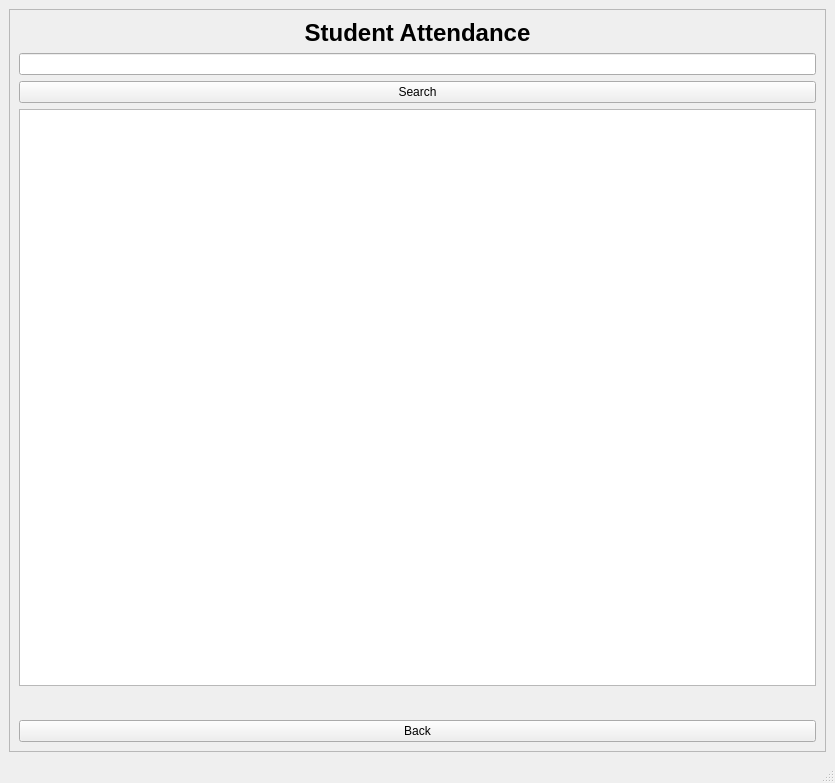
Qt form App/ui/viewAttendance.ui (yonycherkos/automatic-classroom-attendance-system) before a commit.
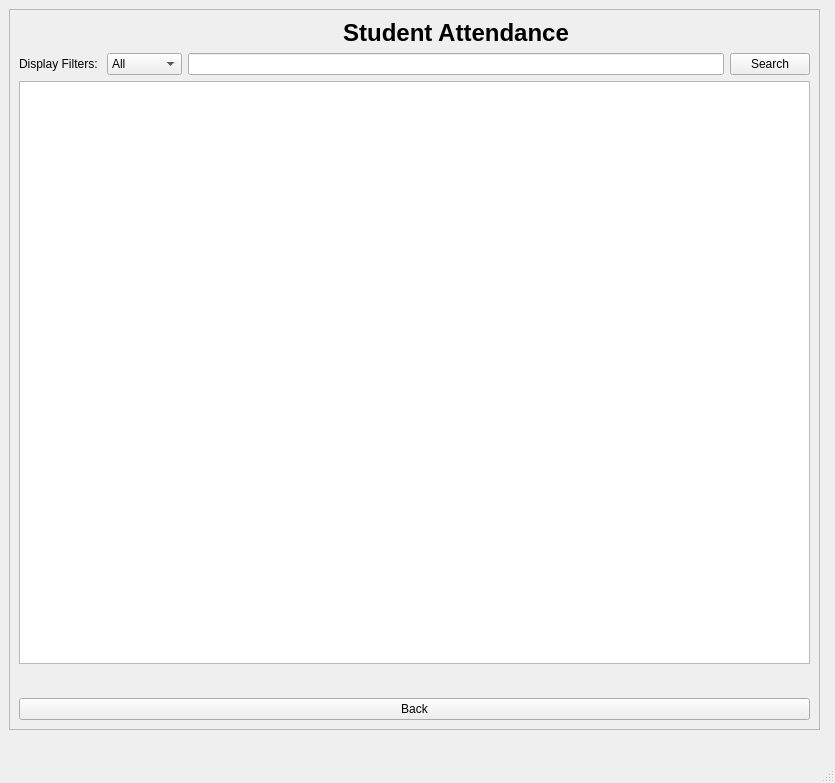
The same form after that commit.

Commit message: add filter dropdown to filter student

The edit to the form file:
```diff
--- a/App/ui/viewAttendance.ui
+++ b/App/ui/viewAttendance.ui
@@ -14,9 +14,15 @@
    <string>View Attendance</string>
   </property>
   <widget class="QWidget" name="centralwidget">
-   <layout class="QGridLayout" name="gridLayout">
-    <item row="0" column="0">
      <widget class="QFrame" name="attendancePage">
+    <property name="geometry">
+     <rect>
+      <x>9</x>
+      <y>9</y>
+      <width>811</width>
+      <height>721</height>
+     </rect>
+    </property>
       <property name="minimumSize">
        <size>
         <width>811</width>
@@ -29,39 +35,77 @@
       <property name="frameShadow">
        <enum>QFrame::Raised</enum>
       </property>
-      <layout class="QVBoxLayout" name="verticalLayout">
-       <item>
-        <widget class="QLabel" name="label">
+    <layout class="QGridLayout" name="gridLayout">
+     <item row="1" column="0">
+      <widget class="QLabel" name="filterLabel">
          <property name="text">
-          <string>&lt;html&gt;&lt;head/&gt;&lt;body&gt;&lt;p&gt;&lt;span style=&quot; font-size:18pt; font-weight:600;&quot;&gt;Student Attendance&lt;/span&gt;&lt;/p&gt;&lt;/body&gt;&lt;/html&gt;</string>
-         </property>
-         <property name="alignment">
-          <set>Qt::AlignCenter</set>
+        <string>Display Filters: </string>
          </property>
         </widget>
        </item>
-       <item>
+     <item row="1" column="2">
         <widget class="QLineEdit" name="searchText">
          <property name="text">
           <string/>
          </property>
         </widget>
        </item>
-       <item>
+     <item row="1" column="3">
         <widget class="QPushButton" name="searchBtn">
          <property name="text">
           <string>Search</string>
          </property>
         </widget>
        </item>
-       <item>
+     <item row="2" column="0" colspan="4">
         <widget class="QTableWidget" name="table">
          <property name="sizeAdjustPolicy">
           <enum>QAbstractScrollArea::AdjustToContents</enum>
          </property>
         </widget>
        </item>
+     <item row="4" column="0" colspan="4">
+      <widget class="QPushButton" name="backBtn">
+       <property name="text">
+        <string>Back</string>
+       </property>
+      </widget>
+     </item>
+     <item row="0" column="2">
+      <widget class="QLabel" name="label">
+       <property name="text">
+        <string>&lt;html&gt;&lt;head/&gt;&lt;body&gt;&lt;p&gt;&lt;span style=&quot; font-size:18pt; font-weight:600;&quot;&gt;Student Attendance&lt;/span&gt;&lt;/p&gt;&lt;/body&gt;&lt;/html&gt;</string>
+       </property>
+       <property name="alignment">
+        <set>Qt::AlignCenter</set>
+       </property>
+      </widget>
+     </item>
+     <item row="1" column="1">
+      <widget class="QComboBox" name="filterComboBox">
        <item>
+        <property name="text">
+         <string>All</string>
+        </property>
+       </item>
+       <item>
+        <property name="text">
+         <string>Good</string>
+        </property>
+       </item>
+       <item>
+        <property name="text">
+         <string>Warning</string>
+        </property>
+       </item>
+       <item>
+        <property name="text">
+         <string>Danger</string>
+        </property>
+       </item>
+      </widget>
+     </item>
+     <item row="3" column="1" colspan="2">
         <widget class="QLabel" name="detailLabel">
          <property name="font">
           <font>
@@ -76,17 +120,8 @@
          </property>
         </widget>
        </item>
-       <item>
-        <widget class="QPushButton" name="backBtn">
-         <property name="text">
-          <string>Back</string>
-         </property>
-        </widget>
-       </item>
-      </layout>
-     </widget>
-    </item>
-   </layout>
+    </layout>
+   </widget>
   </widget>
   <widget class="QMenuBar" name="menubar">
    <property name="geometry">
```
Lines whose indentation alone changed are shown as unchanged. The commit also changes 1 other file.
